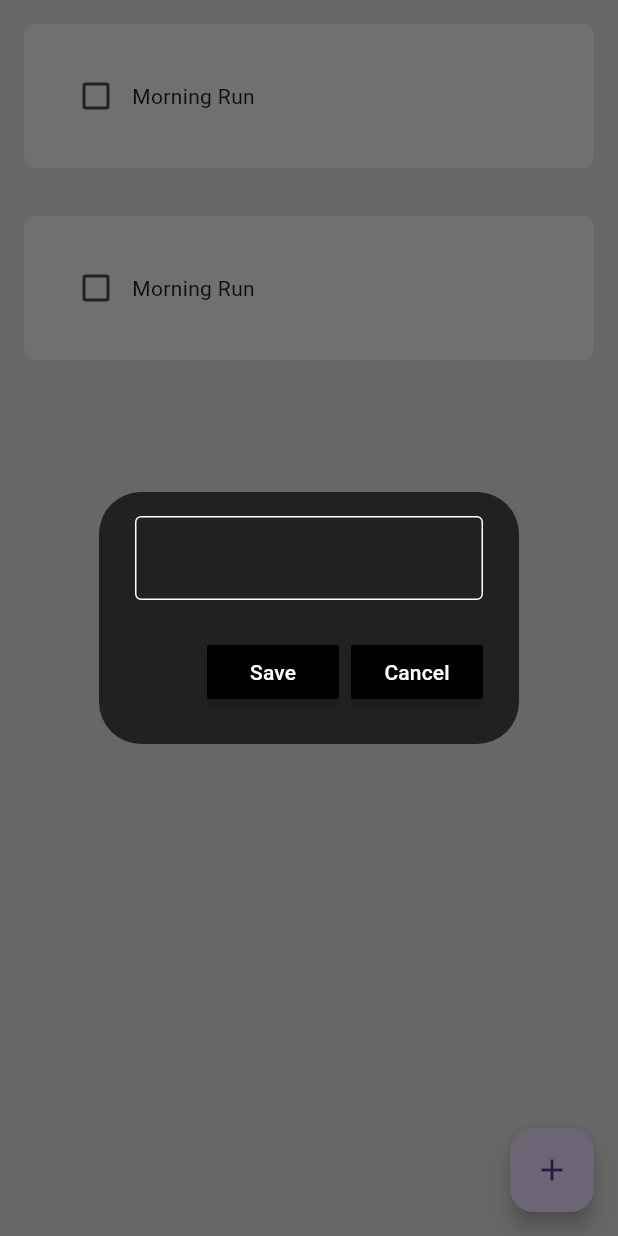
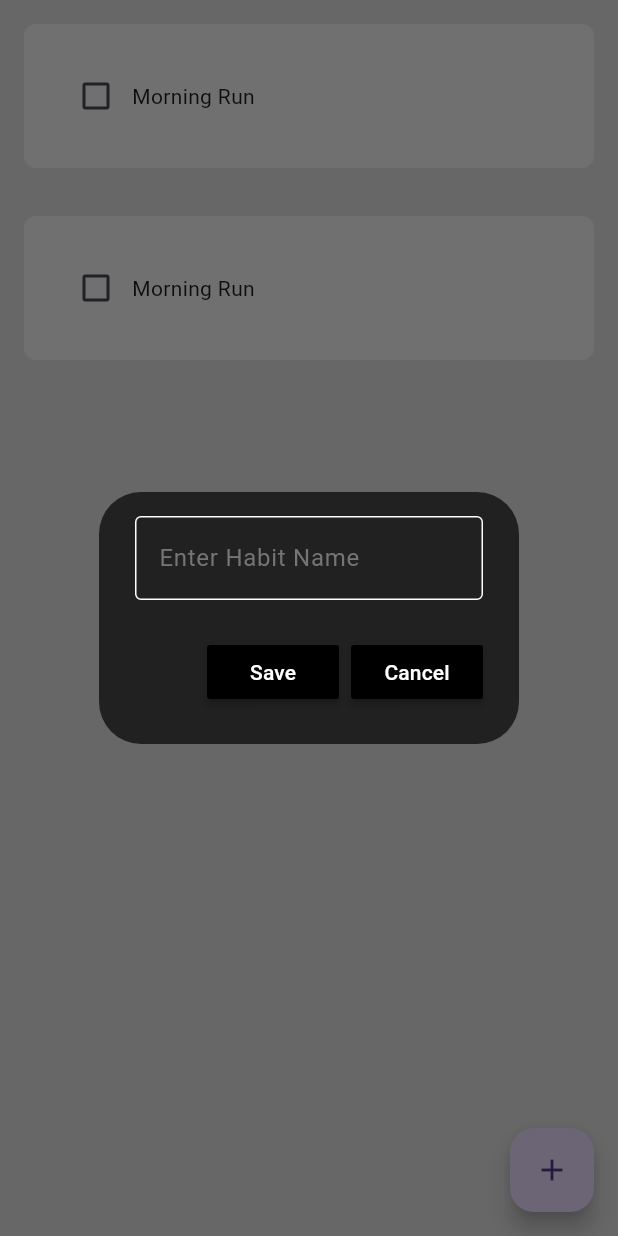
Before and after one commit to lifeisnothathard/FeelCare, a Flutter app: the screen it shows after launch, after a tap on the "add" icon, on a phone screen of 412 x 824 dp. Run offline on Flutter 3.47's test engine with Material 3 defaults, Android fonts, the phone set to English and light mode, and no system bars; drawn by our look-alikes of flutter_slidable.

Commit message:
end UI for habit tracker

```diff
--- a/lib/components/habit_tile.dart
+++ b/lib/components/habit_tile.dart
@@ -1,22 +1,50 @@
 import 'package:flutter/material.dart';
+import 'package:flutter_slidable/flutter_slidable.dart';
 
 class HabitTile extends StatelessWidget {
   final String habitName;
   final bool habitCompleted;
   final Function(bool?)? onChanged;
+  final Function(BuildContext)? settingsTapped;
+  final Function(BuildContext)? deleteTapped;
 
   const HabitTile({
     super.key,
     required this.habitName,
     required this.habitCompleted,
     required this.onChanged,
+    required this.settingsTapped,
+    required this.deleteTapped,
   });
 
   @override
   Widget build(BuildContext context) {
     return Padding(
       padding: const EdgeInsets.all(16.0),
-      child: Container(
+      child: Slidable(
+        key: const ValueKey(0),
+        endActionPane: ActionPane(
+          motion: StretchMotion(),
+          children: [
+            //setting option
+            SlidableAction(
+              onPressed: settingsTapped,
+              backgroundColor: Colors.grey.shade800,
+              icon: Icons.settings,
+              borderRadius: BorderRadius.circular(12),
+            ),
+
+              //delete option
+              SlidableAction(
+              onPressed: deleteTapped,
+              backgroundColor: Colors.red.shade300,
+              icon: Icons.delete,
+              borderRadius: BorderRadius.circular(12),
+            ),
+           ],
+          ),
+
+        child: Container(
         padding: EdgeInsets.all(24),
         decoration: BoxDecoration(
           color: Colors.grey[100],
@@ -34,6 +62,7 @@ class HabitTile extends StatelessWidget {
           ],
         ),
       ),
+     ),
     );
   }
 }
--- a/lib/components/new_habit_box.dart
+++ b/lib/components/my_alert_box.dart
@@ -1,13 +1,15 @@
 import 'package:flutter/material.dart';
 
-class EnterNewHabitBox extends StatelessWidget {
+class MyAlertBox extends StatelessWidget {
   final controller;
+  final String hintText;
   final VoidCallback onSave;
   final VoidCallback onCancel;
 
-  const EnterNewHabitBox({
+  const MyAlertBox({
     super.key,
     required this.controller,
+    required this. hintText,
     required this.onSave,
     required this.onCancel,
     });
@@ -19,11 +21,13 @@ class EnterNewHabitBox extends StatelessWidget {
       content: TextField(
         controller: controller,
         style: const TextStyle(color: Color.fromRGBO(255, 255, 255, 1)),
-        decoration: const InputDecoration(
+        decoration:  InputDecoration(
+          hintText: hintText,
+          hintStyle: TextStyle(color: Colors.grey[600]),
           enabledBorder:
-              OutlineInputBorder(borderSide: BorderSide(color: Colors.white)),
+              const OutlineInputBorder(borderSide: BorderSide(color: Colors.white)),
           focusedBorder:
-              OutlineInputBorder(borderSide: BorderSide(color: Colors.white)),
+              const OutlineInputBorder(borderSide: BorderSide(color: Colors.white)),
         ),
       ),
       actions: [
--- a/pubspec.yaml
+++ b/pubspec.yaml
@@ -34,6 +34,7 @@ dependencies:
   # The following adds the Cupertino Icons font to your application.
   # Use with the CupertinoIcons class for iOS style icons.
   cupertino_icons: ^1.0.8
+  flutter_slidable: ^4.0.0
 
 dev_dependencies:
   flutter_test:
```
Also changed, not shown: lib/pages/home_page.dart (+38 -4 lines), pubspec.lock.
